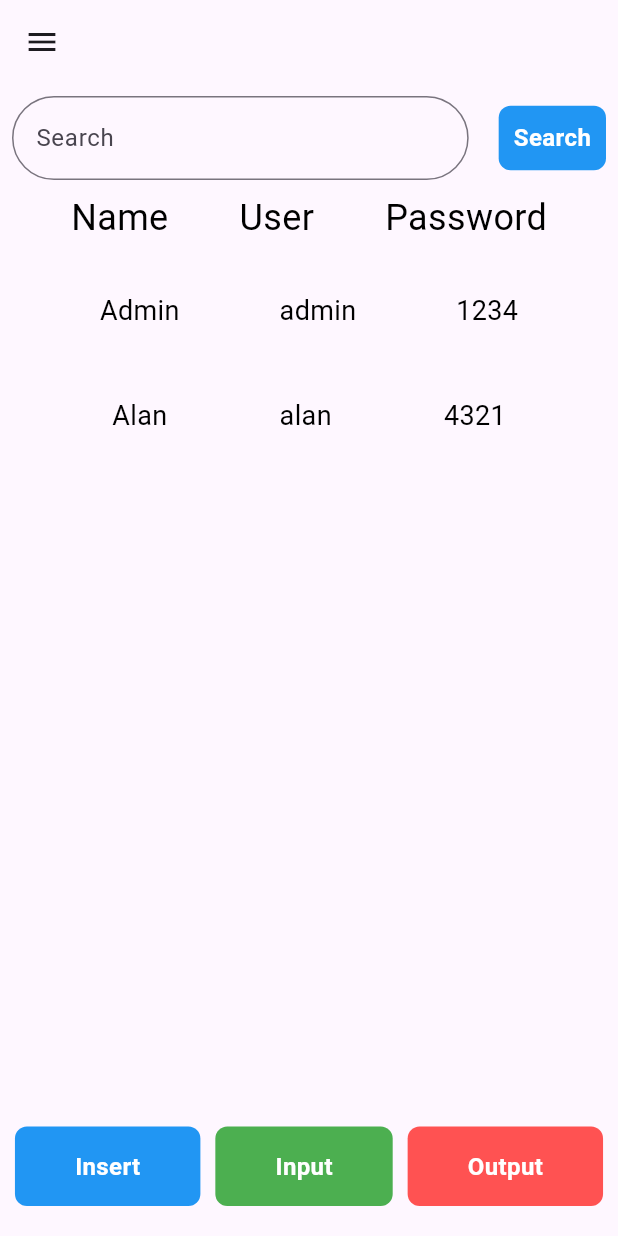
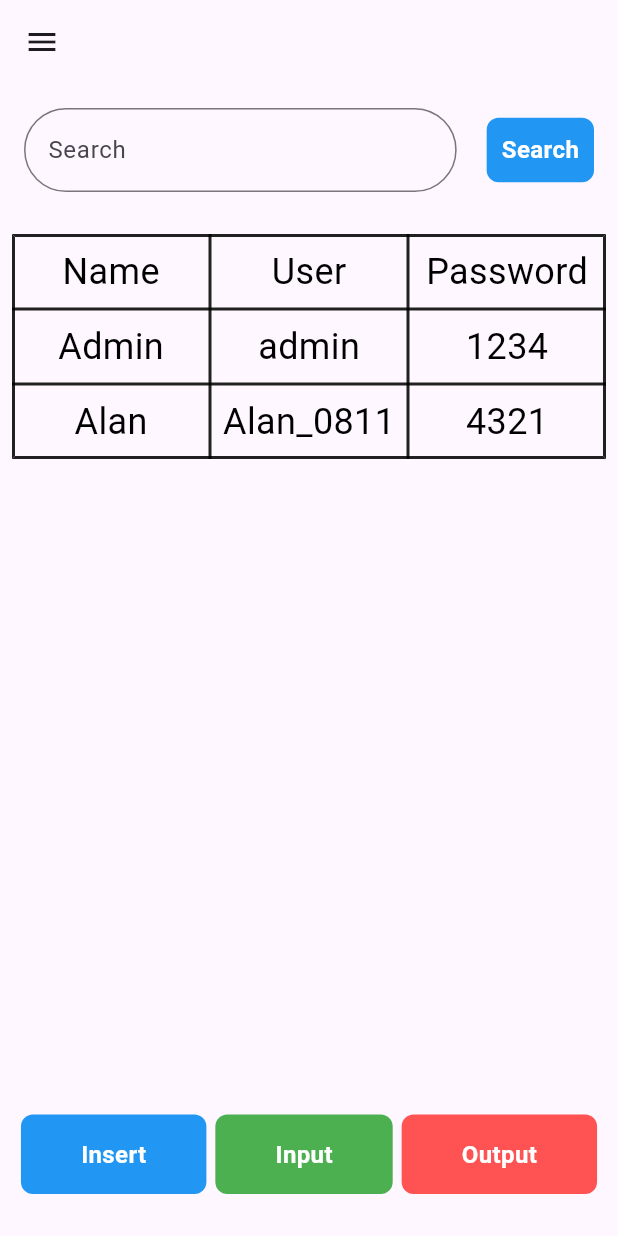
Before and after one commit to Alan-Allen/NSRC_54_Flutter_School, a Flutter app: the AccountScreen screen opened by its route, on a phone screen of 412 x 824 dp. Run offline on Flutter 3.47's test engine with Material 3 defaults, Android fonts, the light colour scheme and no system bars.

Commit message:
school-2024/3/5/11:33

```diff
--- /dev/null
+++ b/lib/DB/user.dart
@@ -0,0 +1,13 @@
+class UserList {
+  final int id;
+  final String name;
+  final String user;
+  final String password;
+
+  UserList({required this.id, required this.name, required this.user, required this.password});
+}
+
+List<UserList> userList = [
+  UserList(id: 1, name: 'Admin', user: 'admin', password: '1234'),
+  UserList(id: 2, name: 'Alan', user: 'alan', password: '4321'),
+];
--- a/lib/screens/AccountScreen.dart
+++ b/lib/screens/AccountScreen.dart
@@ -1,6 +1,7 @@
 import 'package:flutter/material.dart';
 import 'package:password5_54/component/Button.dart';
 import 'package:password5_54/component/common_drawer.dart';
+import '../DB/user.dart';
 
 class AccountScreen extends StatelessWidget {
   AccountScreen({super.key});
@@ -12,7 +13,9 @@ class AccountScreen extends StatelessWidget {
     return Scaffold(
       appBar: AppBar(),
       drawer: CommonDrawer.getDrawer(context),
-      body: Column(
+      body: Padding(
+        padding: const EdgeInsets.all(8.0),
+        child: Column(
           crossAxisAlignment: CrossAxisAlignment.stretch,
           children: [
             Padding(
@@ -42,18 +45,19 @@ class AccountScreen extends StatelessWidget {
                 ],
               ),
             ),
-          const Row(
-            mainAxisAlignment: MainAxisAlignment.spaceEvenly,
+            const SizedBox(height: 20),
+            Table(
+              border: TableBorder.all(
+                color: Colors.black87,
+                width: 2.0,
+                style: BorderStyle.solid,
+              ),
               children: [
-              Text('Name', style: TextStyle(color: Colors.black, fontSize: 24)),
-              Text('User', style: TextStyle(color: Colors.black, fontSize: 24)),
-              Text('Password', style: TextStyle(color: Colors.black, fontSize: 24)),
+                _buildTableRow(['Name', "User", 'Password'], isHeader: true),
+                _buildTableRow(['Admin', 'admin', '1234']),
+                _buildTableRow(['Alan', 'Alan_0811', '4321']),
               ],
             ),
-          const SizedBox(height: 20),
-          _buildRow('Admin', 'admin', '1234'),
-          const SizedBox(height: 20),
-          _buildRow('Alan', 'alan', '4321'),
             const SizedBox(height: 20),
             Expanded(
               child: Align(
@@ -77,21 +81,25 @@ class AccountScreen extends StatelessWidget {
             const SizedBox(height: 20),
           ],
         ),
+      ),
     );
   }
 
-  Widget _buildRow(String name, String user, String password, {double fontSize = 18}) {
-    return SizedBox(
-        width: 30,
-        height: 50,
-        child: Row(
-          mainAxisAlignment: MainAxisAlignment.spaceEvenly,
-          children: [
-            Text(name, style: TextStyle(color: Colors.black, fontSize: fontSize)),
-            Text(user, style: TextStyle(color: Colors.black, fontSize: fontSize)),
-            Text(password, style: TextStyle(color: Colors.black, fontSize: fontSize)),
-          ],
+  static TableRow _buildTableRow(List<String> data, {bool isHeader = false}) {
+    return TableRow(
+      children: data.map((String text) {
+        return Container(
+          padding: const EdgeInsets.all(8.0),
+          alignment: Alignment.center,
+          child: Text(
+            text,
+            style: const TextStyle(
+              color: Colors.black,
+              fontSize: 24,
             ),
+          ),
+        );
+      }).toList(),
     );
   }
 
--- a/pubspec.yaml
+++ b/pubspec.yaml
@@ -19,7 +19,7 @@ publish_to: 'none' # Remove this line if you wish to publish to pub.dev
 version: 1.0.0+1
 
 environment:
-  sdk: '3.2.5'
+  sdk: '3.3.0'
 
 # Dependencies specify other packages that your package needs in order to work.
 # To automatically upgrade your package dependencies to the latest versions
```
Also changed, not shown: pubspec.lock. Lines whose indentation alone changed are shown as unchanged.
